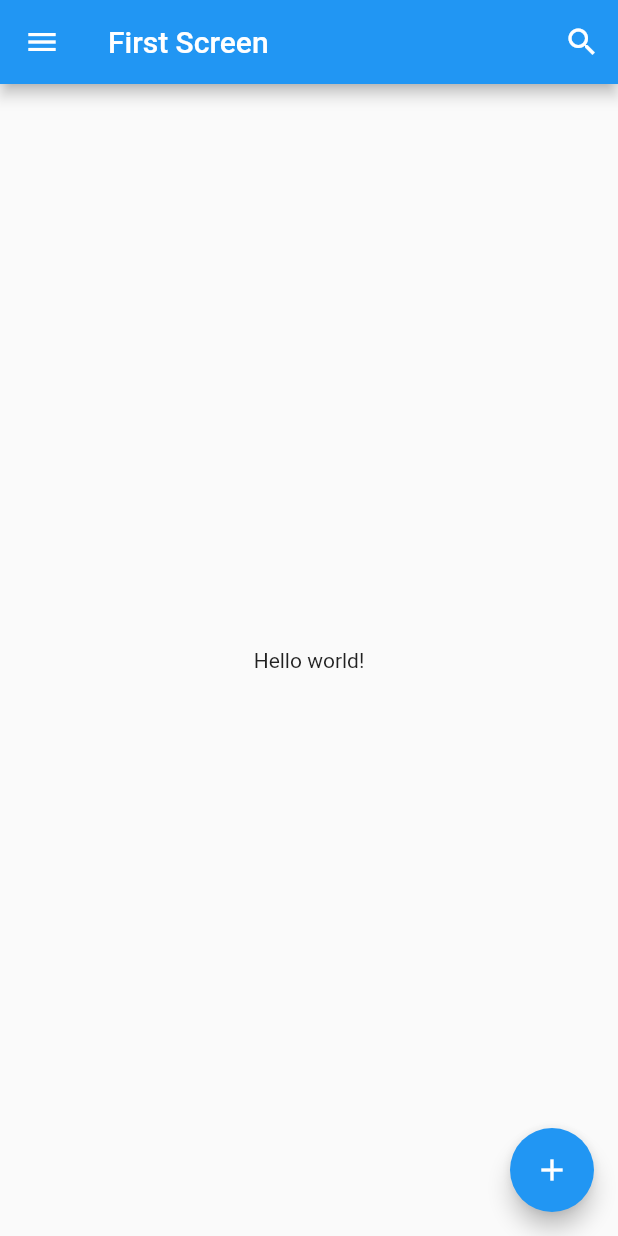
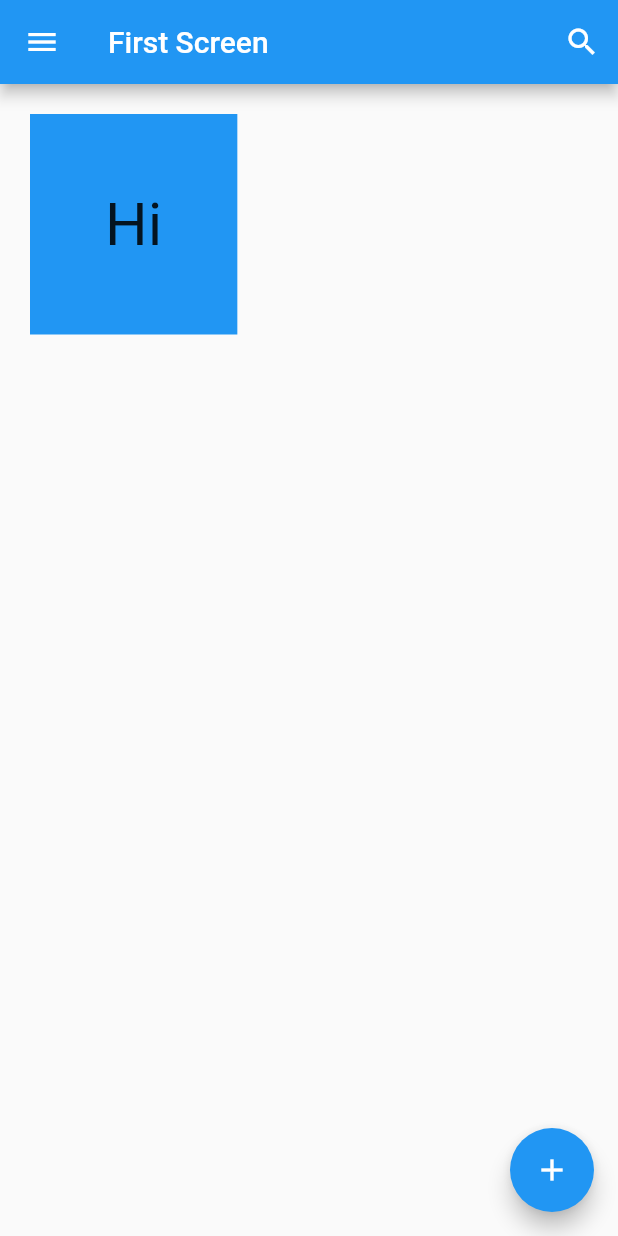
Before and after one commit to satianferdy/dicoding_flutter, a Flutter app: the screen it shows after launch, on a phone screen of 412 x 824 dp. Run offline on Flutter 3.47's test engine with Material 2 defaults, Android fonts, the phone set to English and light mode, and no system bars.

Commit message:
container

```diff
--- a/lib/main.dart
+++ b/lib/main.dart
@@ -42,8 +42,14 @@ class FirstScreen extends StatelessWidget {
           onPressed: () {},
         ),
       ),
-      body: const Center(
-        child: Text('Hello world!'),
+      body: Container(
+        padding: const EdgeInsets.all(50),
+        margin: const EdgeInsets.all(20),
+        color: Colors.blue,
+        child: const Text(
+          'Hi',
+          style: TextStyle(fontSize: 40),
+        ),
       ),
       floatingActionButton: FloatingActionButton(
         child: const Icon(Icons.add),
```
